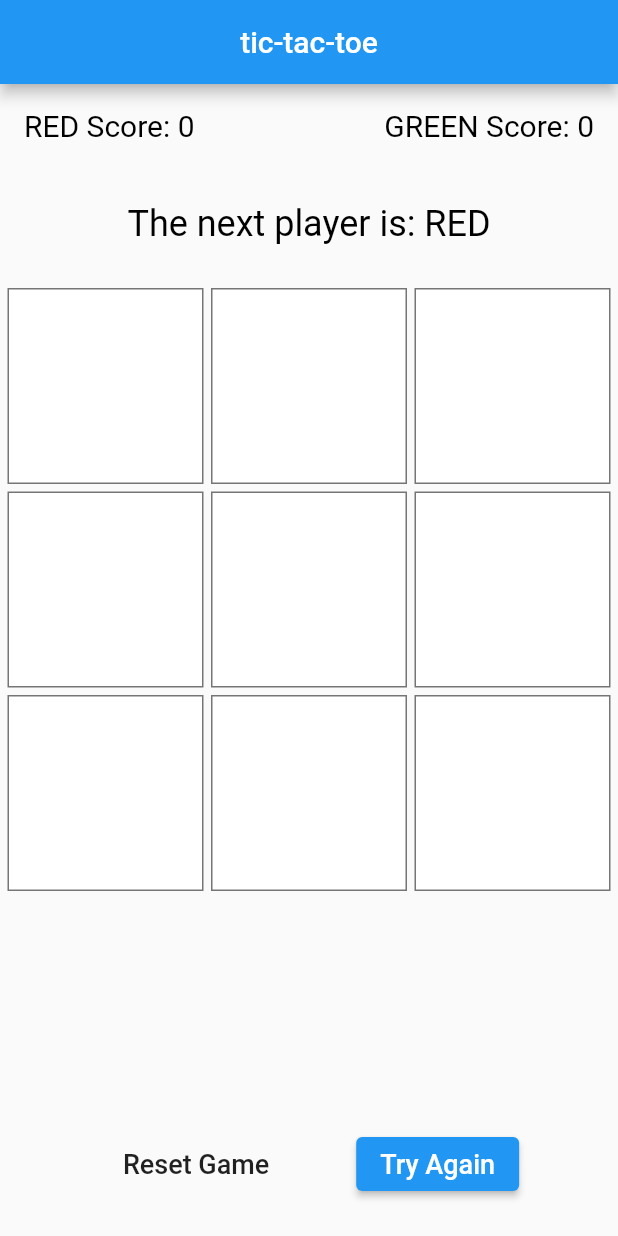
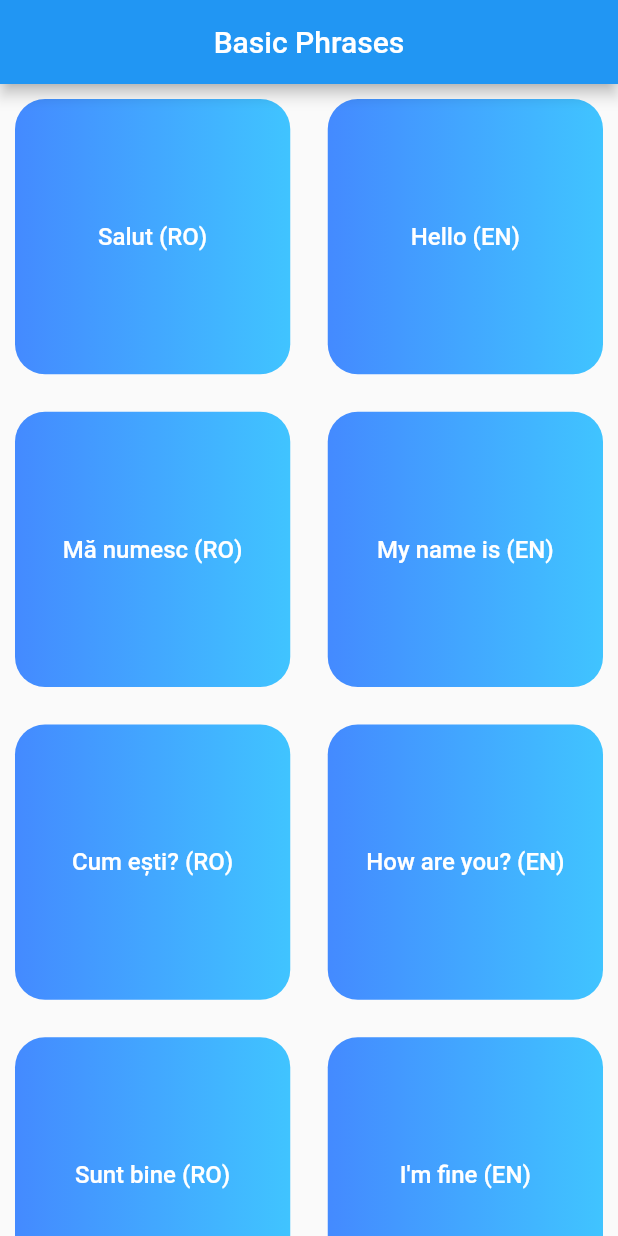
Before and after one commit to elizapavel/flutter_exercises, a Flutter app: the screen it shows after launch, on a phone screen of 412 x 824 dp. Run offline on Flutter 3.47's test engine with Material 2 defaults, Android fonts, the phone set to English and light mode, and no system bars; our stand-ins replace audioplayers.

Commit message:
Tema3 - Basic Phrases

```diff
--- a/lib/main.dart
+++ b/lib/main.dart
@@ -1,4 +1,4 @@
-import 'src/tema3_tictactoe.dart' as app;
+import 'src/tema3_phrases.dart' as app;
 
 void main() {
   app.main();
--- /dev/null
+++ b/lib/src/tema3_phrases.dart
@@ -0,0 +1,107 @@
+import 'package:audioplayers/audioplayers.dart';
+import 'package:flutter/cupertino.dart';
+import 'package:flutter/material.dart';
+
+void main() {
+  runApp(MyApp());
+}
+
+class MyApp extends StatelessWidget {
+  @override
+  Widget build(BuildContext context) {
+    return MaterialApp(
+      home: HomePage(),
+    );
+  }
+}
+
+class HomePage extends StatefulWidget {
+  @override
+  _HomePageState createState() => _HomePageState();
+}
+
+class _HomePageState extends State<HomePage> {
+  AudioPlayer player = AudioPlayer();
+
+  final List<List<Map<String, String>>> _data = <List<Map<String, String>>>[
+    <Map<String, String>>[
+      <String, String>{'Salut (RO)': 'assets/sounds/salut(ro).mp3'},
+      <String, String>{'Hello (EN)': 'assets/sounds/salut(en).mp3'}
+    ],
+    <Map<String, String>>[
+      <String, String>{'Mă numesc (RO)': 'assets/sounds/ma_numesc(ro).mp3'},
+      <String, String>{'My name is (EN)': 'assets/sounds/ma_numesc(en).mp3'}
+    ],
+    <Map<String, String>>[
+      <String, String>{'Cum ești? (RO)': 'assets/sounds/cum_esti(ro).mp3'},
+      <String, String>{'How are you? (EN)': 'assets/sounds/cum_esti(en).mp3'}
+    ],
+    <Map<String, String>>[
+      <String, String>{'Sunt bine (RO)': 'assets/sounds/sunt_bine(ro).mp3'},
+      <String, String>{"I'm fine (EN)": 'assets/sounds/sunt_bine(en).mp3'}
+    ],
+    <Map<String, String>>[
+      <String, String>{'Mă bucur (RO)': 'assets/sounds/ma_bucur(ro).mp3'},
+      <String, String>{"I'm glad (EN)": 'assets/sounds/ma_bucur(en).mp3'}
+    ],
+  ];
+
+  void _play(String url) {
+    player.play('assets/sounds/ma_bucur(en).mp3', isLocal: true);
+  }
+
+  @override
+  Widget build(BuildContext context) {
+    return Scaffold(
+      appBar: AppBar(
+        title: const Align(
+          child: Text('Basic Phrases'),
+        ),
+      ),
+      body: GridView.builder(
+        itemCount: _data.length * 2,
+        padding: const EdgeInsets.all(10.0),
+        gridDelegate: const SliverGridDelegateWithFixedCrossAxisCount(
+          crossAxisCount: 2,
+          crossAxisSpacing: 25.0,
+          mainAxisSpacing: 25.0,
+        ),
+        itemBuilder: (BuildContext context, int index) {
+          return FlatButton(
+              onPressed: () {},
+              padding: const EdgeInsets.all(0),
+              child: Stack(
+                  alignment: AlignmentDirectional.center,
+                  children: <Widget>[
+                    FlatButton(
+                      padding: const EdgeInsets.all(0),
+                      onPressed: () {
+                        _play(_data[index ~/ 2][index % 2].values.first);
+                      },
+                      child: Container(
+                        decoration: const BoxDecoration(
+                          borderRadius: BorderRadius.all(Radius.circular(20)),
+                          gradient: LinearGradient(
+                            begin: Alignment.centerLeft,
+                            end: Alignment.centerRight,
+                            colors: <Color>[
+                              Colors.blueAccent,
+                              Colors.lightBlueAccent
+                            ],
+                          ),
+                        ),
+                      ),
+                    ),
+                    Text(
+                      _data[index ~/ 2][index % 2].keys.first,
+                      style: const TextStyle(
+                        fontSize: 16,
+                        color: Colors.white,
+                      ),
+                    ),
+                  ]));
+        },
+      ),
+    );
+  }
+}
```
Also changed, not shown: pubspec.yaml (+12 -5 lines), pubspec.lock, 10 other files.
